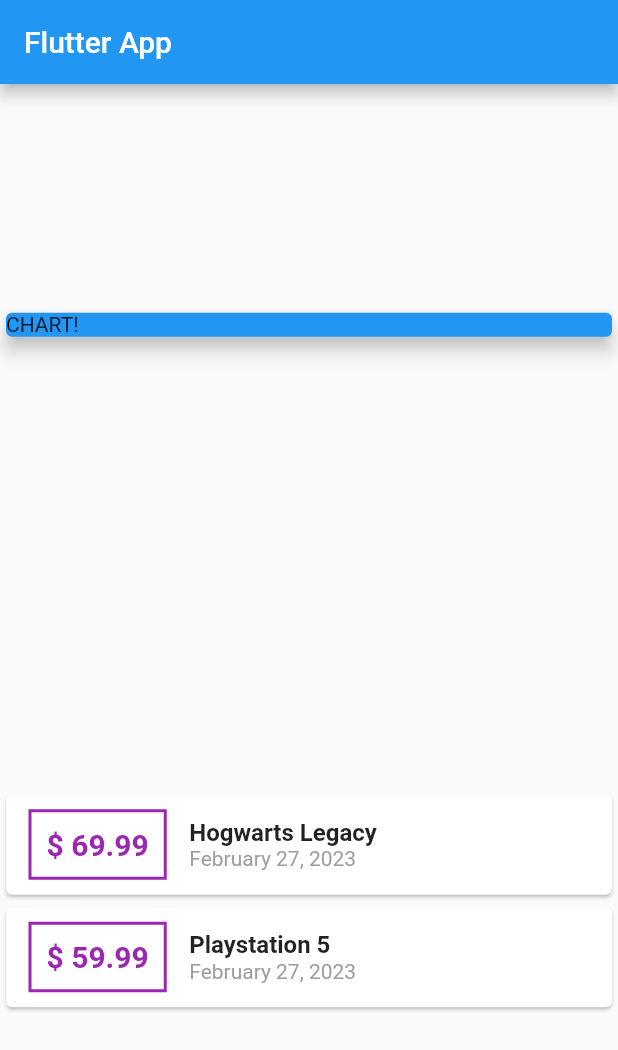
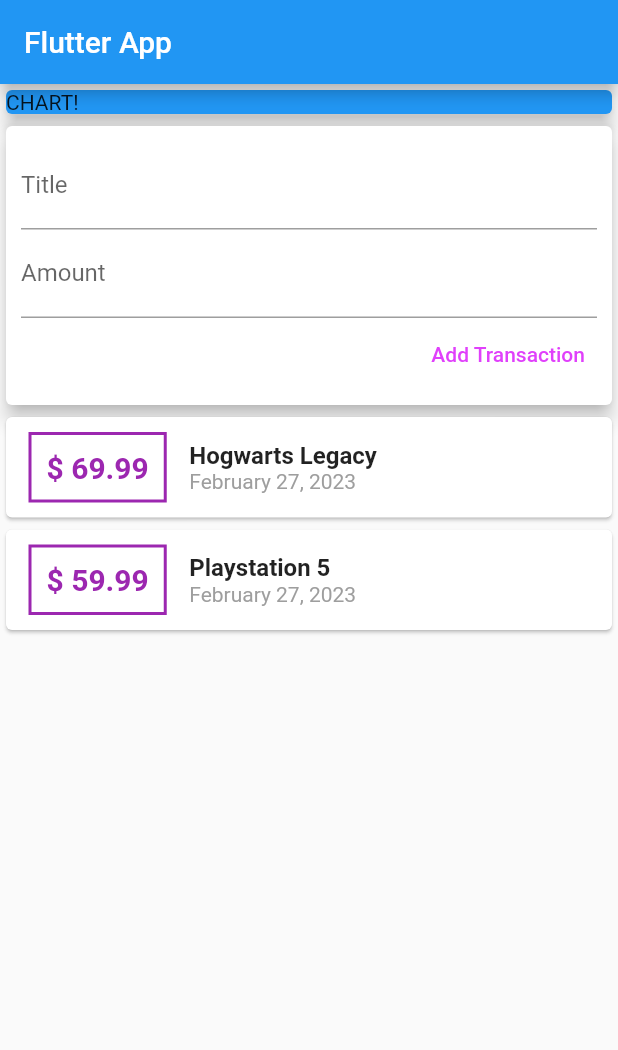
Before and after one commit to dinofilipovic/track_expenses, a Flutter app: the screen it shows after launch, on a phone screen of 412 x 824 dp. Shown: the top 1050 px of the screen. Run offline on Flutter 3.47's test engine with Material 2 defaults, Android fonts, the phone set to English and light mode, and no system bars.

Commit message:
Added properties and inputs
Added inputs and properties configurations.

```diff
--- a/lib/main.dart
+++ b/lib/main.dart
@@ -32,6 +32,9 @@
     ),
   ];
 
+  String? amountInput;
+  String? titleInput;
+
   @override
   Widget build(BuildContext context) {
     return Scaffold(
@@ -39,7 +42,7 @@
         title: Text('Flutter App'),
       ),
       body: Column(
-        mainAxisAlignment: MainAxisAlignment.spaceAround,
+        // mainAxisAlignment: MainAxisAlignment.spaceAround,
         crossAxisAlignment: CrossAxisAlignment.stretch,
         children: <Widget>[
           Container(
@@ -48,6 +51,32 @@
               color: Colors.blue,
               child: Text('CHART!'),
               elevation: 5,
+            ),
+          ),
+          Card(
+            elevation: 5,
+            child: Container(
+              padding: EdgeInsets.all(10),
+              child: Column(
+                crossAxisAlignment: CrossAxisAlignment.end,
+                children: <Widget>[
+                  TextField(
+                    decoration: InputDecoration(labelText: 'Title'),
+                    onChanged: (val) {
+                      titleInput = val;
+                    },
+                  ),
+                  TextField(
+                    decoration: InputDecoration(labelText: 'Amount'),
+                    onChanged: (val) => amountInput = val,
+                  ),
+                  TextButton(
+                      style: TextButton.styleFrom(
+                          foregroundColor: Colors.purpleAccent),
+                      onPressed: () {},
+                      child: Text('Add Transaction'))
+                ],
+              ),
             ),
           ),
           Column(
```
